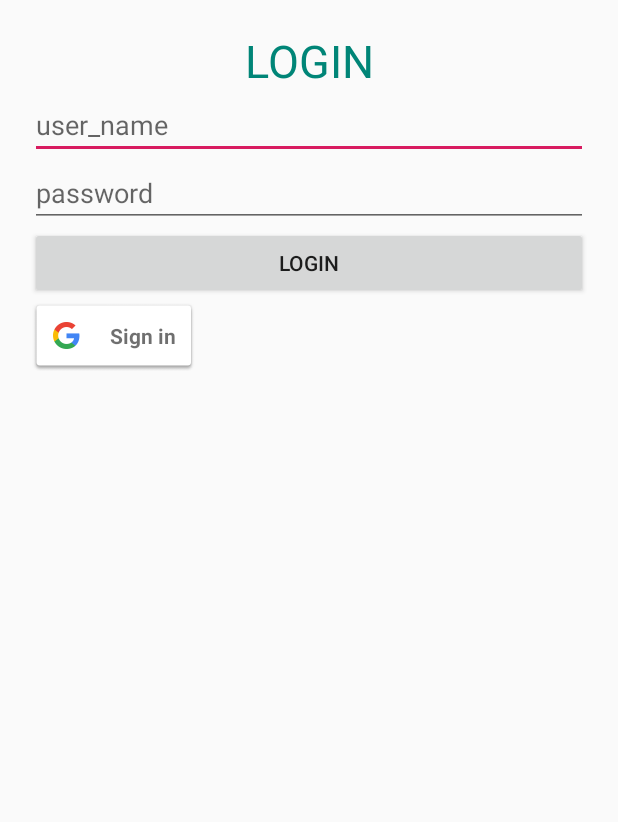
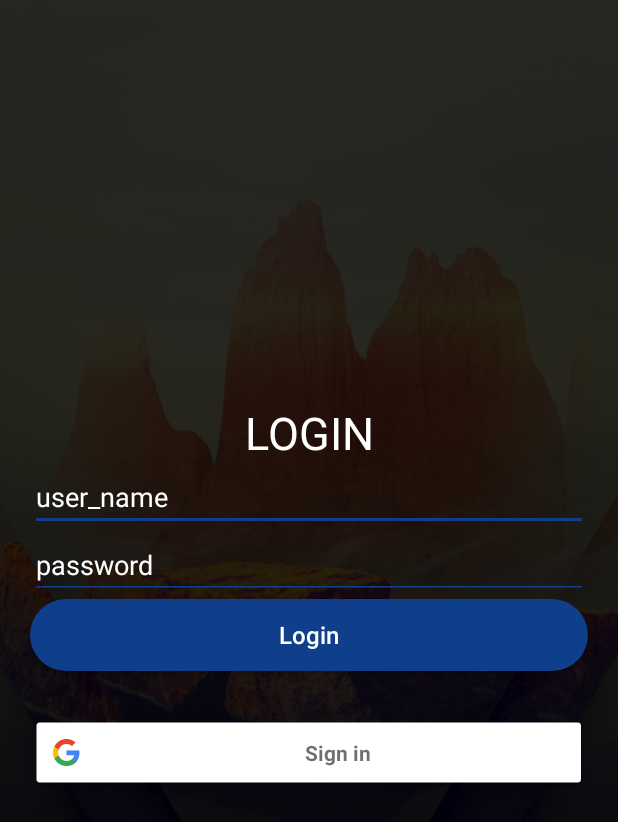
Before and after one commit to rodriguezpaulo78/PICOPLACA, an Android app: the layout login_activity.xml on its own in the app's theme, with its tools: preview values and no code run, on a phone screen of 412 x 824 dp. Shown: the top 822 px of the screen. Run offline under Robolectric (Android 15) with nearby library versions, the phone set to English and light mode, and no system bars.

Commit message:
diseñitos

```diff
--- /dev/null
+++ b/Proyecto_Final_PicoPlaca/app/src/main/res/drawable/boton_azul.xml
@@ -0,0 +1,5 @@
+<?xml version="1.0" encoding="utf-8"?>
+<shape android:shape="rectangle" xmlns:android="http://schemas.android.com/apk/res/android">
+    <solid android:color="#0f3f8b"></solid>
+    <corners android:radius="50dp"></corners>
+</shape>
--- /dev/null
+++ b/Proyecto_Final_PicoPlaca/app/src/main/res/drawable/buton_redondeado.xml
@@ -0,0 +1,5 @@
+<?xml version="1.0" encoding="utf-8"?>
+<shape android:shape="rectangle" xmlns:android="http://schemas.android.com/apk/res/android">
+    <solid android:color="@color/white"></solid>
+    <corners android:radius="50dp"></corners>
+</shape>
--- a/Proyecto_Final_PicoPlaca/app/src/main/res/layout/login_activity.xml
+++ b/Proyecto_Final_PicoPlaca/app/src/main/res/layout/login_activity.xml
@@ -1,46 +1,77 @@
 <?xml version="1.0" encoding="utf-8"?>
-<LinearLayout xmlns:android="http://schemas.android.com/apk/res/android"
+<RelativeLayout xmlns:android="http://schemas.android.com/apk/res/android"
     xmlns:app="http://schemas.android.com/apk/res-auto"
     xmlns:tools="http://schemas.android.com/tools"
     android:layout_width="match_parent"
     android:layout_height="match_parent"
     android:orientation="vertical"
-    android:padding="20dp"
     tools:context=".Views.LoginActivity">
 
+
+    <ImageView
+        android:layout_width="match_parent"
+        android:layout_height="match_parent"
+        android:src="@drawable/f"
+        android:scaleType="centerCrop"
+        />
+
     <LinearLayout
+        android:layout_width="match_parent"
         android:orientation="vertical"
-        android:layout_gravity="center"
-        android:layout_width="match_parent"
-        android:layout_height="wrap_content" >
-
+        android:background="#d8000000"
+        android:gravity="center"
+        android:layout_height="match_parent">
         <TextView
             android:layout_width="match_parent"
             android:layout_height="wrap_content"
             android:text="LOGIN"
+            android:textColor="#fff"
             android:gravity="center"
-            android:textSize="30dp"
-            android:textColor="@color/colorPrimary"/>
+            android:textSize="30dp"/>
 
         <EditText
             android:id="@+id/et_user"
             android:layout_width="match_parent"
             android:layout_height="wrap_content"
+            android:layout_marginLeft="20dp"
+            android:layout_marginRight="20dp"
+            android:backgroundTint="@color/azul"
+            android:hint="user_name"
             android:inputType="textPersonName"
-            android:hint="user_name" />
+            android:textColor="#fff"
+            android:textColorHighlight="@color/azul"
+            android:textColorHint="#fff"
+            android:textColorLink="@color/azul"
+            android:textCursorDrawable="@color/azul" />
         <EditText
             android:id="@+id/et_password"
+            android:layout_marginLeft="20dp"
+            android:layout_marginRight="20dp"
+            android:backgroundTint="@color/azul"
             android:layout_width="match_parent"
             android:layout_height="wrap_content"
             android:inputType="textPassword"
-            android:hint="password" />
+            android:hint="password"
+            android:textColor="#fff"
+            android:textColorHighlight="@color/azul"
+            android:textColorHint="#fff"
+            android:textColorLink="@color/azul"
+            android:textCursorDrawable="@color/azul"/>
 
         <Button
             android:layout_width="match_parent"
             android:layout_height="wrap_content"
             android:id="@+id/button"
+            android:background="@drawable/boton_azul"
+            android:layout_marginLeft="20dp"
+            android:layout_marginRight="20dp"
+            android:textColor="#fff"
+            android:elevation="5dp"
+            android:layout_marginBottom="30dp"
+            android:textSize="16dp"
             android:text="Login"
-            android:onClick="validacion"/>
+            android:onClick="validacion"
+            android:textAllCaps="false"/>
 
         <ProgressBar
             android:layout_width="60dp"
@@ -51,14 +82,18 @@
             android:background="@color/colorPrimary"
             android:visibility="gone"/>
 
-
+        <com.google.android.gms.common.SignInButton
+            android:id="@+id/sign_in_button"
+            android:layout_width="match_parent"
+            android:layout_height="wrap_content"
+            android:layout_centerHorizontal="true"
+            android:layout_centerVertical="true"
+            android:layout_marginRight="20dp"
+            android:layout_marginLeft="20dp"
+            android:layout_marginBottom="30dp"
+            android:elevation="5dp"
+            android:textAllCaps="false"
+            android:textColor="#fff"
+            android:textSize="16dp" />
     </LinearLayout>
-
-    <com.google.android.gms.common.SignInButton
-        android:id="@+id/sign_in_button"
-        android:layout_width="wrap_content"
-        android:layout_height="wrap_content"
-        android:layout_centerHorizontal="true"
-        android:layout_centerVertical="true"/>
-
-</LinearLayout>
+</RelativeLayout>
--- a/Proyecto_Final_PicoPlaca/app/src/main/res/layout/nav_header.xml
+++ b/Proyecto_Final_PicoPlaca/app/src/main/res/layout/nav_header.xml
@@ -3,7 +3,7 @@
     android:orientation="vertical"
     android:layout_width="match_parent"
     android:layout_height="176dp"
-    android:background="@color/colorAccent"
+    android:background="#0f3f8b"
     android:gravity="bottom"
     android:padding="16dp"
     android:theme="@style/ThemeOverlay.AppCompat.Dark">
--- a/Proyecto_Final_PicoPlaca/app/src/main/res/values/colors.xml
+++ b/Proyecto_Final_PicoPlaca/app/src/main/res/values/colors.xml
@@ -1,6 +1,9 @@
 <?xml version="1.0" encoding="utf-8"?>
 <resources>
-    <color name="colorPrimary">#008577</color>
-    <color name="colorPrimaryDark">#00574B</color>
-    <color name="colorAccent">#D81B60</color>
+    <color name="colorPrimary">#3F51B5</color>
+    <color name="colorPrimaryDark">#0f97a1</color>
+    <color name="colorAccent">#FF4081</color>
+    <color name="white">#fff</color>
+    <color name="black">#000</color>
+    <color name="azul">#0f3f8b</color>
 </resources>
--- a/Proyecto_Final_PicoPlaca/app/src/main/res/values/strings.xml
+++ b/Proyecto_Final_PicoPlaca/app/src/main/res/values/strings.xml
@@ -1,5 +1,5 @@
 <resources>
-    <string name="app_name">Proyecto_Final_PicoPlaca</string>
+    <string name="app_name">PicoPlaca</string>
     <string name="navigation_drawer_open">Open navigation drawer</string>
     <string name="navigation_drawer_close">Close navigation drawer</string>
 </resources>
```
Also changed, not shown: Proyecto_Final_PicoPlaca/app/src/main/res/drawable/f.png (added).
